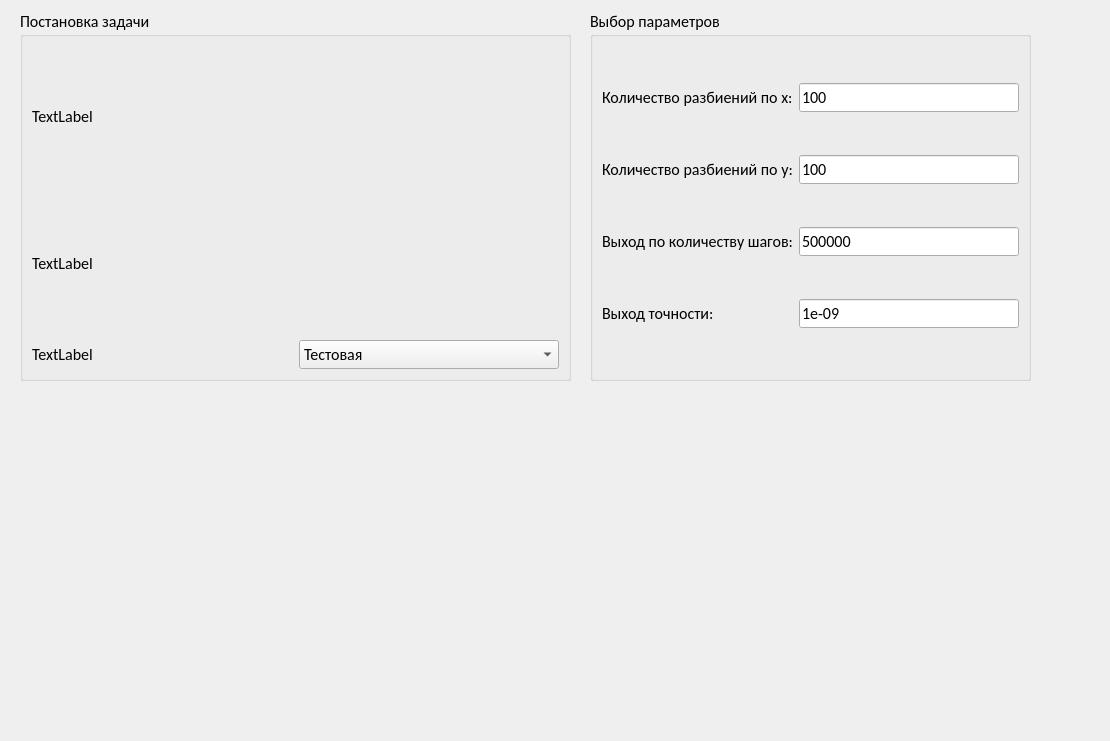
Before: the Qt Designer form design.ui in banp2892/Step_2_MMN, drawn with Qt 5.
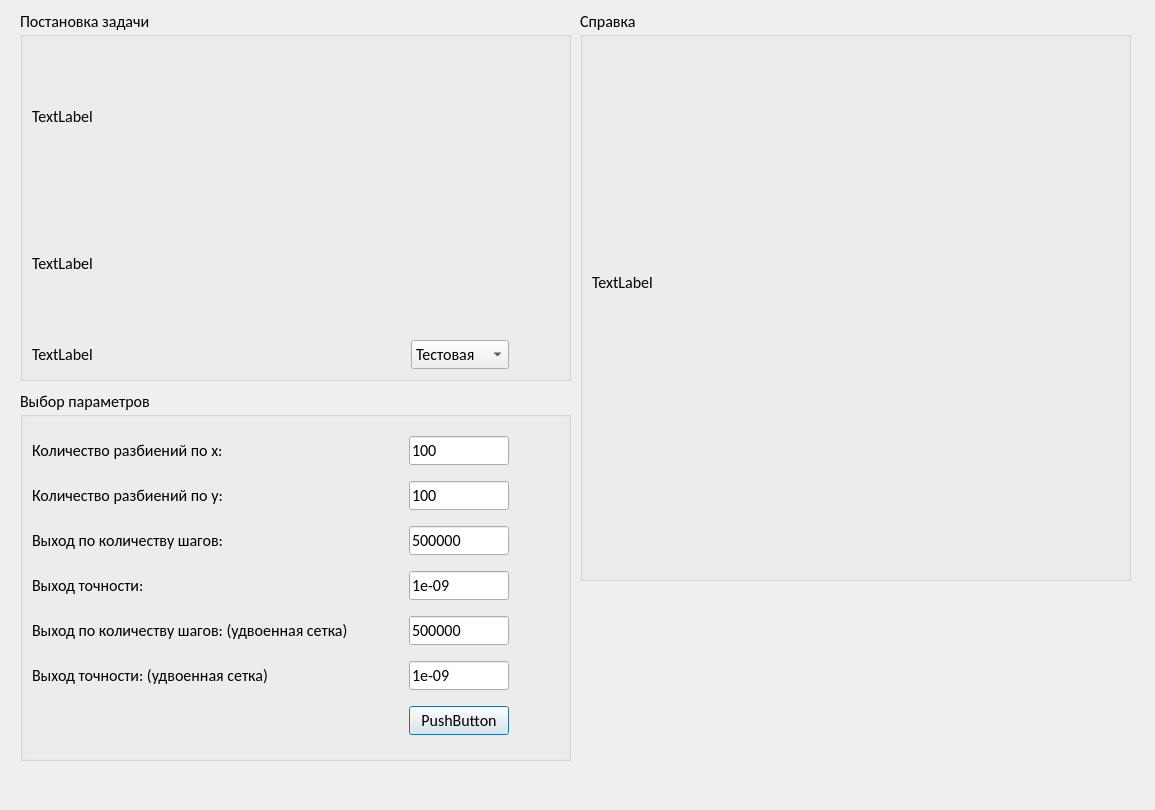
After: the same form once the commit is applied.

Commit message: добавил пару пружин, осталось написать справку + привязать ко кнопке

The edit to the form file:
```diff
--- a/design.ui
+++ b/design.ui
@@ -6,8 +6,8 @@
    <rect>
     <x>0</x>
     <y>0</y>
-    <width>1110</width>
-    <height>741</height>
+    <width>1155</width>
+    <height>810</height>
    </rect>
   </property>
   <property name="windowTitle">
@@ -58,7 +58,7 @@
     <item row="3" column="1">
      <widget class="QComboBox" name="zadacha">
       <property name="sizePolicy">
-       <sizepolicy hsizetype="Minimum" vsizetype="Fixed">
+       <sizepolicy hsizetype="Fixed" vsizetype="Fixed">
         <horstretch>0</horstretch>
         <verstretch>0</verstretch>
        </sizepolicy>
@@ -113,17 +113,39 @@
       </property>
      </widget>
     </item>
+    <item row="3" column="2">
+     <spacer name="horizontalSpacer_2">
+      <property name="orientation">
+       <enum>Qt::Horizontal</enum>
+      </property>
+      <property name="sizeType">
+       <enum>QSizePolicy::Fixed</enum>
+      </property>
+      <property name="sizeHint" stdset="0">
+       <size>
+        <width>50</width>
+        <height>20</height>
+       </size>
+      </property>
+     </spacer>
+    </item>
    </layout>
   </widget>
   <widget class="QGroupBox" name="parametr_box_2">
    <property name="geometry">
     <rect>
-     <x>590</x>
-     <y>10</y>
-     <width>441</width>
+     <x>20</x>
+     <y>390</y>
+     <width>551</width>
      <height>371</height>
     </rect>
    </property>
+   <property name="sizePolicy">
+    <sizepolicy hsizetype="Preferred" vsizetype="Preferred">
+     <horstretch>1</horstretch>
+     <verstretch>0</verstretch>
+    </sizepolicy>
+   </property>
    <property name="font">
     <font>
      <family>Calibri</family>
@@ -142,15 +164,99 @@
     <bool>false</bool>
    </property>
    <layout class="QGridLayout" name="gridLayout_2">
-    <item row="1" column="1">
-     <widget class="QLineEdit" name="lineEdit_n">
+    <item row="5" column="0">
+     <widget class="QLabel" name="label_e_max_1">
       <property name="text">
-       <string>100</string>
+       <string>Выход точности:</string>
+      </property>
+     </widget>
+    </item>
+    <item row="8" column="1">
+     <widget class="QLineEdit" name="lineEdit_e_max_2">
+      <property name="maximumSize">
+       <size>
+        <width>100</width>
+        <height>16777215</height>
+       </size>
+      </property>
+      <property name="text">
+       <string>1e-09</string>
+      </property>
+     </widget>
+    </item>
+    <item row="9" column="1">
+     <widget class="QPushButton" name="pushButton">
+      <property name="maximumSize">
+       <size>
+        <width>100</width>
+        <height>16777215</height>
+       </size>
+      </property>
+      <property name="text">
+       <string>PushButton</string>
+      </property>
+     </widget>
+    </item>
+    <item row="5" column="1">
+     <widget class="QLineEdit" name="lineEdit_e_max_1">
+      <property name="maximumSize">
+       <size>
+        <width>100</width>
+        <height>16777215</height>
+       </size>
+      </property>
+      <property name="text">
+       <string>1e-09</string>
+      </property>
+     </widget>
+    </item>
+    <item row="8" column="0">
+     <widget class="QLabel" name="label_e_max_2">
+      <property name="text">
+       <string>Выход точности: (удвоенная сетка)</string>
+      </property>
+      <property name="wordWrap">
+       <bool>true</bool>
+      </property>
+     </widget>
+    </item>
+    <item row="7" column="0">
+     <widget class="QLabel" name="label_n_max_2">
+      <property name="text">
+       <string>Выход по количеству шагов: (удвоенная сетка)</string>
+      </property>
+      <property name="wordWrap">
+       <bool>true</bool>
       </property>
      </widget>
     </item>
     <item row="2" column="1">
      <widget class="QLineEdit" name="lineEdit_m">
+      <property name="maximumSize">
+       <size>
+        <width>100</width>
+        <height>16777215</height>
+       </size>
+      </property>
+      <property name="text">
+       <string>100</string>
+      </property>
+     </widget>
+    </item>
+    <item row="1" column="1">
+     <widget class="QLineEdit" name="lineEdit_n">
+      <property name="sizePolicy">
+       <sizepolicy hsizetype="Minimum" vsizetype="Fixed">
+        <horstretch>0</horstretch>
+        <verstretch>0</verstretch>
+       </sizepolicy>
+      </property>
+      <property name="maximumSize">
+       <size>
+        <width>100</width>
+        <height>16777215</height>
+       </size>
+      </property>
       <property name="text">
        <string>100</string>
       </property>
@@ -170,8 +276,27 @@
       </property>
      </widget>
     </item>
+    <item row="7" column="1">
+     <widget class="QLineEdit" name="lineEdit_n_max_2">
+      <property name="maximumSize">
+       <size>
+        <width>100</width>
+        <height>16777215</height>
+       </size>
+      </property>
+      <property name="text">
+       <string>500000</string>
+      </property>
+     </widget>
+    </item>
     <item row="4" column="1">
      <widget class="QLineEdit" name="lineEdit_n_max_1">
+      <property name="maximumSize">
+       <size>
+        <width>100</width>
+        <height>16777215</height>
+       </size>
+      </property>
       <property name="text">
        <string>500000</string>
       </property>
@@ -184,20 +309,74 @@
       </property>
      </widget>
     </item>
-    <item row="5" column="1">
-     <widget class="QLineEdit" name="lineEdit_e_max_1">
-      <property name="text">
-       <string>1e-09</string>
+    <item row="4" column="2">
+     <spacer name="horizontalSpacer">
+      <property name="orientation">
+       <enum>Qt::Horizontal</enum>
       </property>
-     </widget>
+      <property name="sizeType">
+       <enum>QSizePolicy::Fixed</enum>
+      </property>
+      <property name="sizeHint" stdset="0">
+       <size>
+        <width>50</width>
+        <height>20</height>
+       </size>
+      </property>
+     </spacer>
     </item>
-    <item row="5" column="0">
-     <widget class="QLabel" name="label_e_max_1">
+   </layout>
+  </widget>
+  <widget class="QGroupBox" name="parametr_box_3">
+   <property name="geometry">
+    <rect>
+     <x>580</x>
+     <y>10</y>
+     <width>551</width>
+     <height>571</height>
+    </rect>
+   </property>
+   <property name="font">
+    <font>
+     <family>Calibri</family>
+     <pointsize>12</pointsize>
+     <bold>false</bold>
+     <stylestrategy>PreferAntialias</stylestrategy>
+    </font>
+   </property>
+   <property name="title">
+    <string>Справка</string>
+   </property>
+   <property name="flat">
+    <bool>false</bool>
+   </property>
+   <property name="checkable">
+    <bool>false</bool>
+   </property>
+   <layout class="QGridLayout" name="gridLayout_3">
+    <item row="0" column="0">
+     <widget class="QLabel" name="label_spravka">
       <property name="text">
-       <string>Выход точности:</string>
+       <string>TextLabel</string>
       </property>
      </widget>
     </item>
+    <item row="1" column="0">
+     <spacer name="verticalSpacer">
+      <property name="orientation">
+       <enum>Qt::Vertical</enum>
+      </property>
+      <property name="sizeType">
+       <enum>QSizePolicy::Fixed</enum>
+      </property>
+      <property name="sizeHint" stdset="0">
+       <size>
+        <width>20</width>
+        <height>50</height>
+       </size>
+      </property>
+     </spacer>
+    </item>
    </layout>
   </widget>
  </widget>
```
The commit also changes 1 other file.
